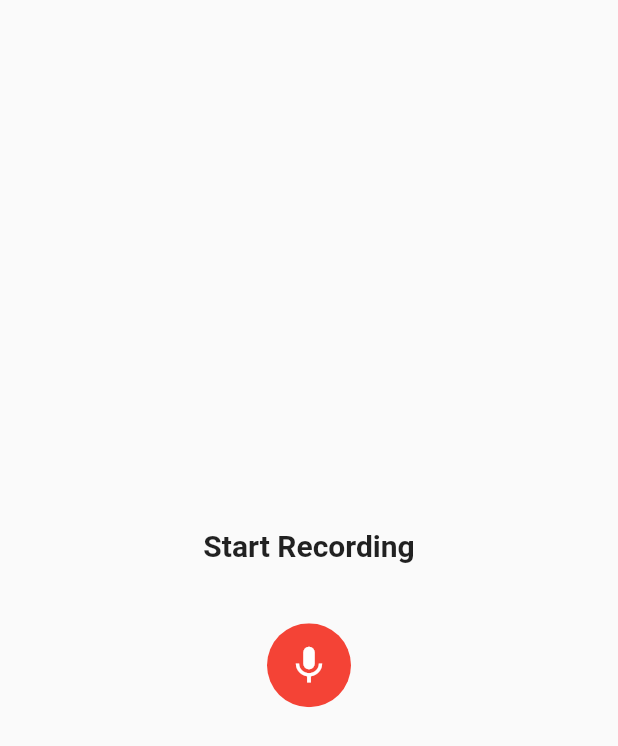
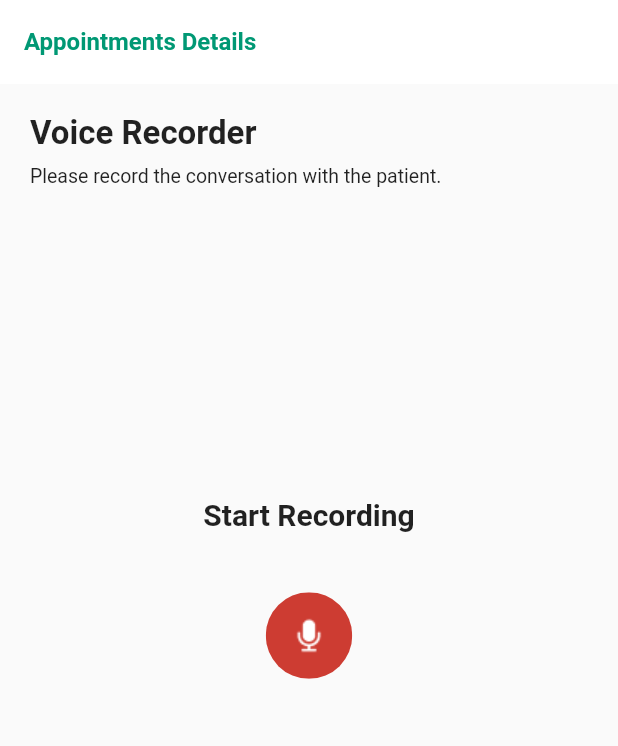
Before and after one commit to rohansolse/recorder_poc, a Flutter app: the screen it shows after launch, on a phone screen of 412 x 824 dp. Shown: the top 746 px of the screen. Run offline on Flutter 3.47's test engine with Material 2 defaults, Android fonts, the phone set to English and light mode, and no system bars; our stand-ins replace audioplayers, avatar_glow; missing offline and left inert: record; statements that could not run were skipped.

Commit message:
added changes

```diff
--- a/lib/audio_recorder.dart
+++ b/lib/audio_recorder.dart
@@ -2,6 +2,8 @@ import 'package:flutter/foundation.dart';
 import 'package:flutter/material.dart';
 import 'package:record/record.dart';
 import 'dart:async';
+
+import 'package:recorder_poc/constants.dart';
 
 class AudioRecorder extends StatefulWidget {
   final void Function(String path) onStop;
@@ -27,7 +29,9 @@ class _AudioRecorderState extends State<AudioRecorder> {
       setState(() => _recordState = recordState);
     });
 
-    _amplitudeSub = _audioRecorder.onAmplitudeChanged(const Duration(milliseconds: 300)).listen((amp) => setState(() => _amplitude = amp));
+    _amplitudeSub = _audioRecorder
+        .onAmplitudeChanged(const Duration(milliseconds: 300))
+        .listen((amp) => setState(() => _amplitude = amp));
 
     super.initState();
   }
@@ -81,8 +85,8 @@ class _AudioRecorderState extends State<AudioRecorder> {
 
   @override
   Widget build(BuildContext context) {
-    return Scaffold(
-        body: Center(
+    return LayoutBuilder(builder: (context, constraints) {
+      return Center(
         child: Column(
           mainAxisAlignment: MainAxisAlignment.center,
           children: [
@@ -106,8 +110,8 @@ class _AudioRecorderState extends State<AudioRecorder> {
             // ],
           ],
         ),
-        ),
       );
+    });
   }
 
   @override
@@ -120,23 +124,28 @@ class _AudioRecorderState extends State<AudioRecorder> {
   }
 
   Widget _buildRecordStopControl() {
-    late Icon icon;
-    late Color color;
+    late Widget icon;
+    late Color color = Color.fromRGBO(205, 60, 50, 1);
 
     if (_recordState != RecordState.stop) {
-      icon = const Icon(Icons.stop, color: Colors.white, size: 30);
-      color = Colors.red;
+      icon = Image.asset(
+        "assets/vector.png",
+        height: 24,
+        width: 24,
+      );
     } else {
-      final theme = Theme.of(context);
-      icon = Icon(Icons.mic, color: Colors.white, size: 30);
-      color = Colors.red;
+      icon = Image.asset(
+        "assets/mic_icon.png",
+        height: 24,
+        width: 24,
+      );
     }
 
     return ClipOval(
       child: Material(
         color: color,
         child: InkWell(
-          child: SizedBox(width: 56, height: 56, child: icon),
+          child: SizedBox(width: 57.7, height: 57.7, child: icon),
           onTap: () {
             (_recordState != RecordState.stop) ? _stop() : _start();
           },
@@ -181,7 +190,8 @@ class _AudioRecorderState extends State<AudioRecorder> {
     }
 
     // return const Text("Waiting to record");
-    return const Text("Start Recording", style: TextStyle(fontSize: 20, fontWeight: FontWeight.w600));
+    return Text(StringConstants.startRecording,
+        style: TextStyle(fontSize: 20, fontWeight: FontWeight.w700));
   }
 
   Widget _buildTimer() {
--- /dev/null
+++ b/lib/constants.dart
@@ -0,0 +1,7 @@
+class StringConstants {
+  static String appointmentsDetails = "Appointments Details";
+  static String voiceRecorder = "Voice Recorder";
+  static String voiceRecorderSubtitle =
+      "Please record the conversation with the patient.";
+  static String startRecording = "Start Recording";
+}
--- a/lib/main.dart
+++ b/lib/main.dart
@@ -2,6 +2,7 @@ import 'package:flutter/foundation.dart';
 import 'package:flutter/material.dart';
 import 'package:recorder_poc/audio_player.dart';
 import 'package:recorder_poc/audio_recorder.dart';
+import 'package:recorder_poc/constants.dart';
 
 void main() => runApp(const MyApp());
 
@@ -27,7 +28,29 @@ class _MyAppState extends State<MyApp> {
     return MaterialApp(
       debugShowCheckedModeBanner: false,
       home: Scaffold(
-        body: Center(
+        appBar: AppBar(
+          backgroundColor: Colors.white,
+          title: Text(StringConstants.appointmentsDetails,
+              style: TextStyle(
+                  fontSize: 16,
+                  fontWeight: FontWeight.w700,
+                  color: Color.fromRGBO(0, 152, 116, 1))),
+          centerTitle: false,
+          elevation: 0,
+        ),
+        body: Padding(
+          padding: const EdgeInsets.all(20.0),
+          child: Column(
+            crossAxisAlignment: CrossAxisAlignment.start,
+            children: [
+              Text(StringConstants.voiceRecorder,
+                  style: TextStyle(fontSize: 22, fontWeight: FontWeight.w700)),
+              SizedBox(height: 8),
+              Text(StringConstants.voiceRecorderSubtitle,
+                  style: TextStyle(fontSize: 13, fontWeight: FontWeight.w400)),
+              SizedBox(height: 20),
+              Container(
+                height: MediaQuery.of(context).size.height * 0.6,
                 child: Column(
                   mainAxisAlignment: MainAxisAlignment.center,
                   children: [
@@ -45,20 +68,27 @@ class _MyAppState extends State<MyApp> {
                             height: 0,
                             width: 0,
                           ),
-            Container(
-              height: 200,
-              child: AudioRecorder(
+                    showPlayer
+                        ? Container(
+                            height: 0,
+                            width: 0,
+                          )
+                        : AudioRecorder(
                             onStop: (path) {
-                  if (kDebugMode) print('Recorded file path: $path');
+                              if (kDebugMode)
+                                print('Recorded file path: $path');
                               setState(() {
                                 audioPath = path;
                                 showPlayer = true;
                               });
                             },
                           ),
+                  ],
+                ),
               )
             ],
-        )),
+          ),
+        ),
       ),
     );
   }
--- a/pubspec.yaml
+++ b/pubspec.yaml
@@ -39,6 +39,7 @@ dependencies:
   path: ^1.8.3
   path_provider: ^2.1.1
   audioplayers: ^5.2.0
+  avatar_glow: ^2.0.2
 
 dev_dependencies:
   flutter_test:
@@ -63,8 +64,8 @@ flutter:
   uses-material-design: true
 
   # To add assets to your application, add an assets section, like this:
-  # assets:
-  #   - images/a_dot_burr.jpeg
+  assets:
+    - assets/
   #   - images/a_dot_ham.jpeg
 
   # An image asset can refer to one or more resolution-specific "variants", see
```
Also changed, not shown: lib/audio_player.dart (+56 -32 lines), assets/mic_icon.png (added), assets/vector.png (added), pubspec.lock. Lines whose indentation alone changed are shown as unchanged.
